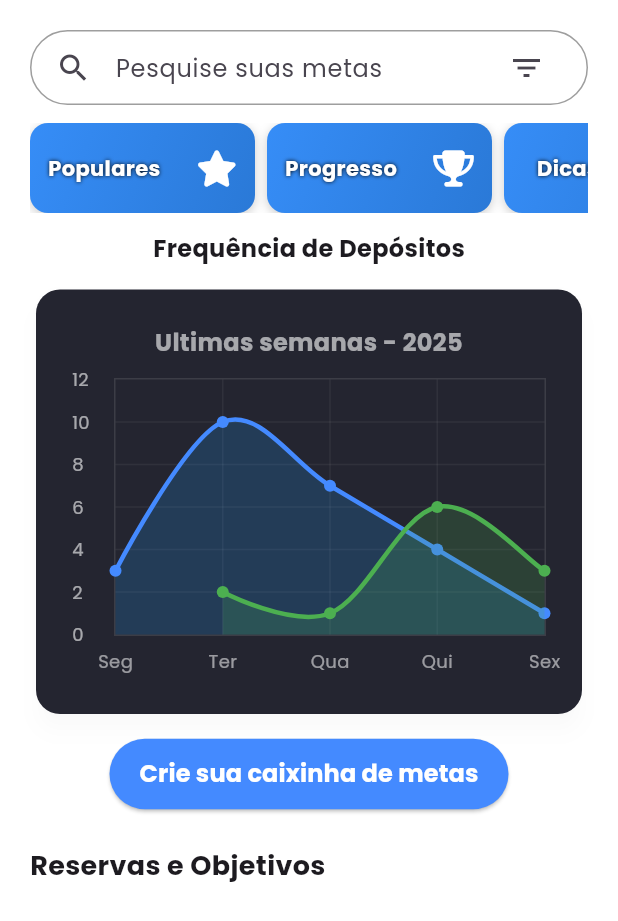
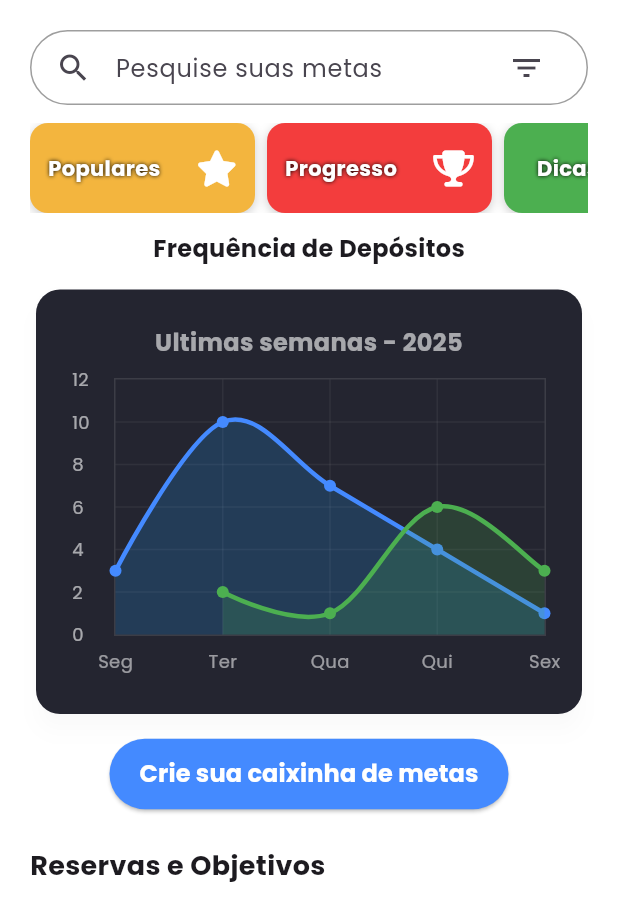
Before and after one commit to felipetaua/Finan-old, a Flutter app: the PouparPage screen opened by its route, on a phone screen of 412 x 824 dp. Shown: the top 921 px of the screen. Run offline on Flutter 3.47's test engine with Material 3 defaults, Android fonts, the phone set to English and light mode, and no system bars; drawn by our look-alikes of fl_chart; our stand-ins replace firebase_auth, firebase_core, flutter_multi_formatter, font_awesome_flutter, google_fonts, google_sign_in and 4 more; accounts and stored records are empty.

Commit message:
alterando as cores dos cards de categorias

```diff
--- a/lib/pages/home/poupar/pouparScreen.dart
+++ b/lib/pages/home/poupar/pouparScreen.dart
@@ -707,8 +707,9 @@
                           FontAwesomeIcons.solidStar,
                           color: Colors.white,
                         ),
+                        backgroundColor: const Color(0xFFF3B53E),
 
-                        // image: 'assets/images/card-invest-favoritos.png', // Removido
+                        // image: 'assets/images/card-invest-favoritos.png',
                         onTap: () => Navigator.push,
                       ),
                       _sujestoesBox(
@@ -717,8 +718,9 @@
                           FontAwesomeIcons.trophy,
                           color: Colors.white,
                         ),
+                        backgroundColor: const Color(0xFFF33D3D),
 
-                        // image: 'assets/images/card-invest-favoritos.png', // Removido
+                        // image: 'assets/images/card-invest-favoritos.png',
                         onTap: () => Navigator.push,
                       ),
                       _sujestoesBox(
@@ -727,8 +729,9 @@
                           FontAwesomeIcons.book,
                           color: Colors.white,
                         ),
+                        backgroundColor: const Color(0xFF4CAF50),
 
-                        // image: 'assets/images/card-invest-favoritos.png', // Removido
+                        // image: 'assets/images/card-invest-favoritos.png',
                         onTap: () => Navigator.push,
                       ),
                       _sujestoesBox(
@@ -737,8 +740,9 @@
                           FontAwesomeIcons.arrowTrendUp,
                           color: Colors.white,
                         ),
+                        backgroundColor: const Color(0xFF2196F3),
 
-                        // image: 'assets/images/card-invest-favoritos.png', // Removido
+                        // image: 'assets/images/card-invest-favoritos.png',
                         onTap: () => Navigator.push,
                       ),
                     ],
@@ -1309,14 +1313,14 @@
 class _sujestoesBox extends StatelessWidget {
   final String label;
   final Widget icon;
-  // final String image; // Removido
   final VoidCallback onTap;
+  final Color backgroundColor; // NOVO
 
   const _sujestoesBox({
     required this.label,
-    // required this.image, // Removido
     required this.icon,
     required this.onTap,
+    required this.backgroundColor, // NOVO
   });
 
   @override
@@ -1329,12 +1333,7 @@
         height: 60,
         decoration: BoxDecoration(
           borderRadius: BorderRadius.circular(12),
-
-          gradient: LinearGradient(
-            colors: [Color(0xFF368DF7), Color(0xFF2A79D7)],
-            begin: Alignment.topLeft,
-            end: Alignment.bottomRight,
-          ),
+          color: backgroundColor, // Use a cor recebida
           boxShadow: [
             BoxShadow(
               color: Colors.black.withOpacity(0.2),
@@ -1343,7 +1342,6 @@
             ),
           ],
         ),
-
         alignment: Alignment.center,
         padding: const EdgeInsets.all(10),
         child: Row(
@@ -1358,7 +1356,7 @@
               ),
             ),
             const SizedBox(width: 20),
-            icon, // Exibe o ícone
+            icon,
           ],
         ),
       ),
```
